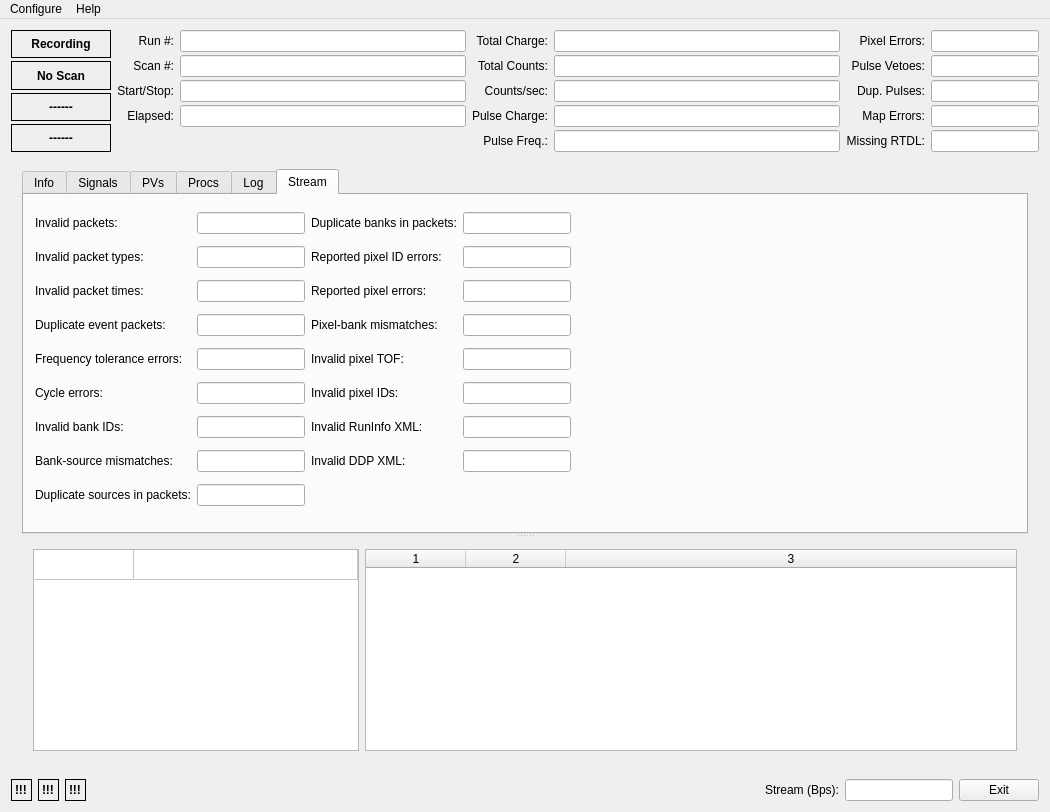
Qt form dasmon/client/MainWindow.ui (ADARA-Neutrons/adara) before a commit.
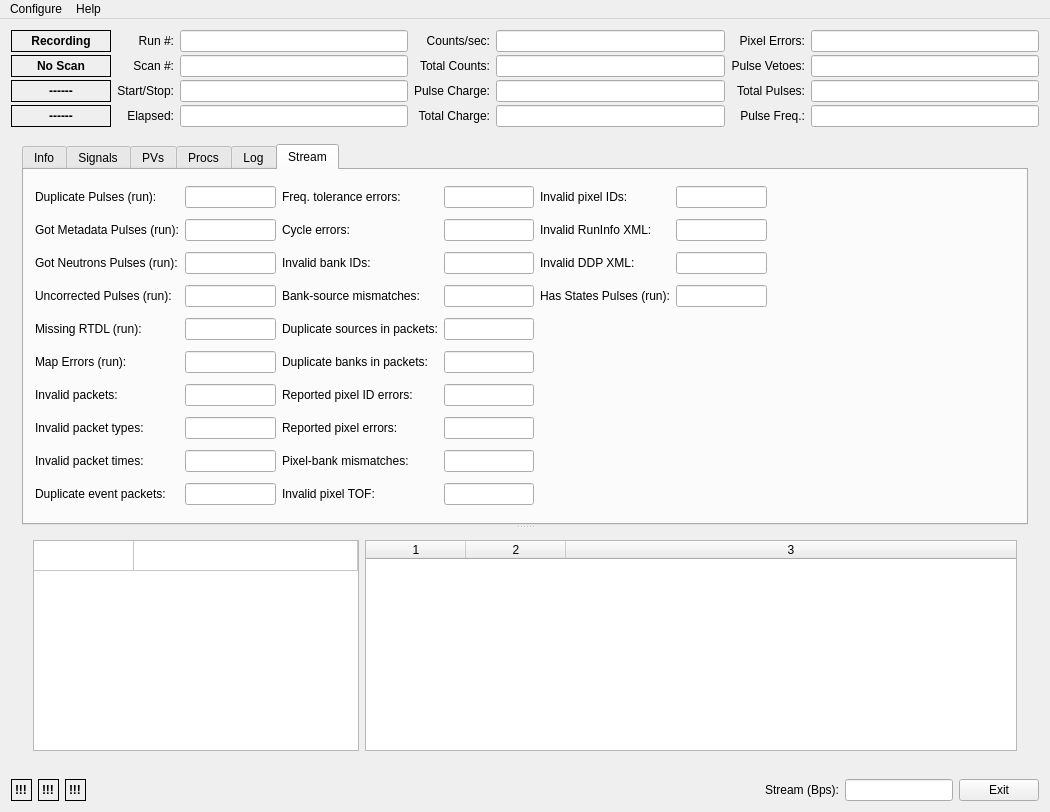
The same form after that commit.

The edit to the form file:
```diff
--- a/dasmon/client/MainWindow.ui
+++ b/dasmon/client/MainWindow.ui
@@ -144,35 +144,55 @@
         <property name="verticalSpacing">
          <number>3</number>
         </property>
-        <item row="0" column="0">
-         <widget class="QLabel" name="label_2">
+        <item row="4" column="5">
+         <widget class="QLabel" name="label_50">
           <property name="text">
-           <string>Run #:</string>
+           <string>Total Pulses:</string>
           </property>
           <property name="alignment">
            <set>Qt::AlignRight|Qt::AlignTrailing|Qt::AlignVCenter</set>
           </property>
          </widget>
         </item>
-        <item row="0" column="2">
-         <widget class="QLineEdit" name="runNumLabel">
+        <item row="4" column="4">
+         <widget class="QLineEdit" name="pchargeLabel">
           <property name="readOnly">
            <bool>true</bool>
           </property>
          </widget>
         </item>
-        <item row="0" column="5">
-         <widget class="QLabel" name="label_10">
+        <item row="2" column="3">
+         <widget class="QLabel" name="label_30">
           <property name="text">
-           <string>Pixel Errors:</string>
+           <string>Total Counts:</string>
           </property>
           <property name="alignment">
            <set>Qt::AlignRight|Qt::AlignTrailing|Qt::AlignVCenter</set>
           </property>
          </widget>
         </item>
-        <item row="0" column="6">
-         <widget class="QLineEdit" name="pixErrorLabel">
+        <item row="4" column="3">
+         <widget class="QLabel" name="label_17">
+          <property name="text">
+           <string>Pulse Charge:</string>
+          </property>
+          <property name="alignment">
+           <set>Qt::AlignRight|Qt::AlignTrailing|Qt::AlignVCenter</set>
+          </property>
+         </widget>
+        </item>
+        <item row="5" column="3">
+         <widget class="QLabel" name="label_9">
+          <property name="text">
+           <string>Total Charge:</string>
+          </property>
+          <property name="alignment">
+           <set>Qt::AlignRight|Qt::AlignTrailing|Qt::AlignVCenter</set>
+          </property>
+         </widget>
+        </item>
+        <item row="2" column="6">
+         <widget class="QLineEdit" name="pulseVetoLabel">
           <property name="sizePolicy">
            <sizepolicy hsizetype="Minimum" vsizetype="Fixed">
             <horstretch>0</horstretch>
@@ -184,7 +204,14 @@
           </property>
          </widget>
         </item>
-        <item row="1" column="5">
+        <item row="0" column="4">
+         <widget class="QLineEdit" name="countRateLabel">
+          <property name="readOnly">
+           <bool>true</bool>
+          </property>
+         </widget>
+        </item>
+        <item row="2" column="5">
          <widget class="QLabel" name="label_13">
           <property name="text">
            <string>Pulse Vetoes:</string>
@@ -194,139 +221,13 @@
           </property>
          </widget>
         </item>
-        <item row="3" column="5">
-         <widget class="QLabel" name="label_14">
-          <property name="text">
-           <string>Dup. Pulses:</string>
-          </property>
-          <property name="alignment">
-           <set>Qt::AlignRight|Qt::AlignTrailing|Qt::AlignVCenter</set>
-          </property>
-         </widget>
-        </item>
-        <item row="1" column="6">
-         <widget class="QLineEdit" name="pulseVetoLabel">
-          <property name="sizePolicy">
-           <sizepolicy hsizetype="Minimum" vsizetype="Fixed">
-            <horstretch>0</horstretch>
-            <verstretch>0</verstretch>
-           </sizepolicy>
-          </property>
-          <property name="readOnly">
-           <bool>true</bool>
-          </property>
-         </widget>
-        </item>
-        <item row="3" column="6">
-         <widget class="QLineEdit" name="dupPulseLabel">
-          <property name="sizePolicy">
-           <sizepolicy hsizetype="Minimum" vsizetype="Fixed">
-            <horstretch>0</horstretch>
-            <verstretch>0</verstretch>
-           </sizepolicy>
-          </property>
-          <property name="readOnly">
-           <bool>true</bool>
-          </property>
-         </widget>
-        </item>
-        <item row="5" column="5">
-         <widget class="QLabel" name="label_15">
-          <property name="text">
-           <string>Map Errors:</string>
-          </property>
-          <property name="alignment">
-           <set>Qt::AlignRight|Qt::AlignTrailing|Qt::AlignVCenter</set>
-          </property>
-         </widget>
-        </item>
-        <item row="5" column="6">
-         <widget class="QLineEdit" name="mapErrorLabel">
-          <property name="sizePolicy">
-           <sizepolicy hsizetype="Minimum" vsizetype="Fixed">
-            <horstretch>0</horstretch>
-            <verstretch>0</verstretch>
-           </sizepolicy>
-          </property>
-          <property name="readOnly">
-           <bool>true</bool>
-          </property>
-         </widget>
-        </item>
-        <item row="6" column="5">
-         <widget class="QLabel" name="label_16">
-          <property name="text">
-           <string>Missing RTDL:</string>
-          </property>
-          <property name="alignment">
-           <set>Qt::AlignRight|Qt::AlignTrailing|Qt::AlignVCenter</set>
-          </property>
-         </widget>
-        </item>
-        <item row="6" column="6">
-         <widget class="QLineEdit" name="missRTDLLabel">
-          <property name="sizePolicy">
-           <sizepolicy hsizetype="Minimum" vsizetype="Fixed">
-            <horstretch>0</horstretch>
-            <verstretch>0</verstretch>
-           </sizepolicy>
-          </property>
-          <property name="readOnly">
-           <bool>true</bool>
-          </property>
-         </widget>
-        </item>
-        <item row="6" column="3">
-         <widget class="QLabel" name="label_21">
-          <property name="text">
-           <string>Pulse Freq.:</string>
-          </property>
-          <property name="alignment">
-           <set>Qt::AlignRight|Qt::AlignTrailing|Qt::AlignVCenter</set>
-          </property>
-         </widget>
-        </item>
-        <item row="6" column="4">
-         <widget class="QLineEdit" name="pfreqLabel">
-          <property name="readOnly">
-           <bool>true</bool>
-          </property>
-         </widget>
-        </item>
-        <item row="1" column="4">
+        <item row="2" column="4">
          <widget class="QLineEdit" name="totalCountsEdit">
           <property name="readOnly">
            <bool>true</bool>
           </property>
          </widget>
         </item>
-        <item row="0" column="4">
-         <widget class="QLineEdit" name="totalChargeEdit">
-          <property name="readOnly">
-           <bool>true</bool>
-          </property>
-         </widget>
-        </item>
-        <item row="0" column="3">
-         <widget class="QLabel" name="label_9">
-          <property name="text">
-           <string>Total Charge:</string>
-          </property>
-          <property name="alignment">
-           <set>Qt::AlignRight|Qt::AlignTrailing|Qt::AlignVCenter</set>
-          </property>
-         </widget>
-        </item>
-        <item row="1" column="3">
-         <widget class="QLabel" name="label_30">
-          <property name="text">
-           <string>Total Counts:</string>
-          </property>
-          <property name="alignment">
-           <set>Qt::AlignRight|Qt::AlignTrailing|Qt::AlignVCenter</set>
-          </property>
-         </widget>
-        </item>
         <item row="5" column="0">
          <widget class="QLabel" name="label_23">
           <property name="text">
@@ -337,7 +238,34 @@
           </property>
          </widget>
         </item>
-        <item row="3" column="0">
+        <item row="0" column="3">
+         <widget class="QLabel" name="label_19">
+          <property name="text">
+           <string>Counts/sec:</string>
+          </property>
+          <property name="alignment">
+           <set>Qt::AlignRight|Qt::AlignTrailing|Qt::AlignVCenter</set>
+          </property>
+         </widget>
+        </item>
+        <item row="0" column="0">
+         <widget class="QLabel" name="label_2">
+          <property name="text">
+           <string>Run #:</string>
+          </property>
+          <property name="alignment">
+           <set>Qt::AlignRight|Qt::AlignTrailing|Qt::AlignVCenter</set>
+          </property>
+         </widget>
+        </item>
+        <item row="0" column="2">
+         <widget class="QLineEdit" name="runNumLabel">
+          <property name="readOnly">
+           <bool>true</bool>
+          </property>
+         </widget>
+        </item>
+        <item row="4" column="0">
          <widget class="QLabel" name="label_29">
           <property name="text">
            <string>Start/Stop:</string>
@@ -347,21 +275,21 @@
           </property>
          </widget>
         </item>
-        <item row="5" column="2">
-         <widget class="QLineEdit" name="durationLabel">
-          <property name="readOnly">
-           <bool>true</bool>
-          </property>
-         </widget>
-        </item>
-        <item row="3" column="2">
+        <item row="4" column="2">
          <widget class="QLineEdit" name="startTimeEdit">
           <property name="readOnly">
            <bool>true</bool>
           </property>
          </widget>
         </item>
-        <item row="1" column="0">
+        <item row="2" column="2">
+         <widget class="QLineEdit" name="scanNumLabel">
+          <property name="readOnly">
+           <bool>true</bool>
+          </property>
+         </widget>
+        </item>
+        <item row="2" column="0">
          <widget class="QLabel" name="label_18">
           <property name="text">
            <string>Scan #:</string>
@@ -371,42 +299,68 @@
           </property>
          </widget>
         </item>
-        <item row="1" column="2">
-         <widget class="QLineEdit" name="scanNumLabel">
-          <property name="readOnly">
-           <bool>true</bool>
-          </property>
-         </widget>
-        </item>
-        <item row="5" column="3">
-         <widget class="QLabel" name="label_17">
-          <property name="text">
-           <string>Pulse Charge:</string>
-          </property>
-          <property name="alignment">
-           <set>Qt::AlignRight|Qt::AlignTrailing|Qt::AlignVCenter</set>
-          </property>
-         </widget>
-        </item>
-        <item row="3" column="3">
-         <widget class="QLabel" name="label_19">
-          <property name="text">
-           <string>Counts/sec:</string>
-          </property>
-          <property name="alignment">
-           <set>Qt::AlignRight|Qt::AlignTrailing|Qt::AlignVCenter</set>
-          </property>
-         </widget>
-        </item>
-        <item row="3" column="4">
-         <widget class="QLineEdit" name="countRateLabel">
-          <property name="readOnly">
-           <bool>true</bool>
-          </property>
-         </widget>
-        </item>
         <item row="5" column="4">
-         <widget class="QLineEdit" name="pchargeLabel">
+         <widget class="QLineEdit" name="totalChargeEdit">
+          <property name="readOnly">
+           <bool>true</bool>
+          </property>
+         </widget>
+        </item>
+        <item row="4" column="6">
+         <widget class="QLineEdit" name="totalPulsesEdit">
+          <property name="sizePolicy">
+           <sizepolicy hsizetype="Minimum" vsizetype="Fixed">
+            <horstretch>0</horstretch>
+            <verstretch>0</verstretch>
+           </sizepolicy>
+          </property>
+          <property name="readOnly">
+           <bool>true</bool>
+          </property>
+         </widget>
+        </item>
+        <item row="5" column="2">
+         <widget class="QLineEdit" name="durationLabel">
+          <property name="readOnly">
+           <bool>true</bool>
+          </property>
+         </widget>
+        </item>
+        <item row="5" column="5">
+         <widget class="QLabel" name="label_21">
+          <property name="text">
+           <string>Pulse Freq.:</string>
+          </property>
+          <property name="alignment">
+           <set>Qt::AlignRight|Qt::AlignTrailing|Qt::AlignVCenter</set>
+          </property>
+         </widget>
+        </item>
+        <item row="5" column="6">
+         <widget class="QLineEdit" name="pfreqLabel">
+          <property name="readOnly">
+           <bool>true</bool>
+          </property>
+         </widget>
+        </item>
+        <item row="0" column="5">
+         <widget class="QLabel" name="label_10">
+          <property name="text">
+           <string>Pixel Errors:</string>
+          </property>
+          <property name="alignment">
+           <set>Qt::AlignRight|Qt::AlignTrailing|Qt::AlignVCenter</set>
+          </property>
+         </widget>
+        </item>
+        <item row="0" column="6">
+         <widget class="QLineEdit" name="pixErrorLabel">
+          <property name="sizePolicy">
+           <sizepolicy hsizetype="Minimum" vsizetype="Fixed">
+            <horstretch>0</horstretch>
+            <verstretch>0</verstretch>
+           </sizepolicy>
+          </property>
           <property name="readOnly">
            <bool>true</bool>
           </property>
@@ -811,243 +765,368 @@
             <item>
              <layout class="QGridLayout" name="gridLayout_3">
               <item row="0" column="0">
+               <widget class="QLabel" name="label_14">
+                <property name="text">
+                 <string>Duplicate Pulses (run):</string>
+                </property>
+                <property name="alignment">
+                 <set>Qt::AlignLeading|Qt::AlignLeft|Qt::AlignVCenter</set>
+                </property>
+               </widget>
+              </item>
+              <item row="0" column="1">
+               <widget class="QLineEdit" name="dupPulseLabel">
+                <property name="sizePolicy">
+                 <sizepolicy hsizetype="Expanding" vsizetype="Fixed">
+                  <horstretch>0</horstretch>
+                  <verstretch>0</verstretch>
+                 </sizepolicy>
+                </property>
+                <property name="readOnly">
+                 <bool>true</bool>
+                </property>
+               </widget>
+              </item>
+              <item row="1" column="0">
+               <widget class="QLabel" name="label_49">
+                <property name="text">
+                 <string>Got Metadata Pulses (run):</string>
+                </property>
+               </widget>
+              </item>
+              <item row="1" column="1">
+               <widget class="QLineEdit" name="gotMetadataEdit">
+                <property name="readOnly">
+                 <bool>true</bool>
+                </property>
+               </widget>
+              </item>
+              <item row="2" column="0">
+               <widget class="QLabel" name="label_51">
+                <property name="text">
+                 <string>Got Neutrons Pulses (run):</string>
+                </property>
+               </widget>
+              </item>
+              <item row="2" column="1">
+               <widget class="QLineEdit" name="gotNeutronsEdit">
+                <property name="readOnly">
+                 <bool>true</bool>
+                </property>
+               </widget>
+              </item>
+              <item row="3" column="0">
+               <widget class="QLabel" name="label_48">
+                <property name="text">
+                 <string>Uncorrected Pulses (run):</string>
+                </property>
+               </widget>
+              </item>
+              <item row="3" column="1">
+               <widget class="QLineEdit" name="pulsePchgUncorLabel">
+                <property name="readOnly">
+                 <bool>true</bool>
+                </property>
+               </widget>
+              </item>
+              <item row="4" column="0">
+               <widget class="QLabel" name="label_16">
+                <property name="text">
+                 <string>Missing RTDL (run):</string>
+                </property>
+                <property name="alignment">
+                 <set>Qt::AlignLeading|Qt::AlignLeft|Qt::AlignVCenter</set>
+                </property>
+               </widget>
+              </item>
+              <item row="4" column="1">
+               <widget class="QLineEdit" name="missRTDLLabel">
+                <property name="sizePolicy">
+                 <sizepolicy hsizetype="Expanding" vsizetype="Fixed">
+                  <horstretch>0</horstretch>
+                  <verstretch>0</verstretch>
+                 </sizepolicy>
+                </property>
+                <property name="readOnly">
+                 <bool>true</bool>
+                </property>
+               </widget>
+              </item>
+              <item row="5" column="0">
+               <widget class="QLabel" name="label_15">
+                <property name="text">
+                 <string>Map Errors (run):</string>
+                </property>
+                <property name="alignment">
+                 <set>Qt::AlignLeading|Qt::AlignLeft|Qt::AlignVCenter</set>
+                </property>
+               </widget>
+              </item>
+              <item row="5" column="1">
+               <widget class="QLineEdit" name="mapErrorLabel">
+                <property name="sizePolicy">
+                 <sizepolicy hsizetype="Expanding" vsizetype="Fixed">
+                  <horstretch>0</horstretch>
+                  <verstretch>0</verstretch>
+                 </sizepolicy>
+                </property>
+                <property name="readOnly">
+                 <bool>true</bool>
+                </property>
+               </widget>
+              </item>
+              <item row="6" column="0">
                <widget class="QLabel" name="label_20">
                 <property name="text">
                  <string>Invalid packets:</string>
                 </property>
                </widget>
               </item>
-              <item row="0" column="1">
+              <item row="6" column="1">
                <widget class="QLineEdit" name="invPktEdit">
                 <property name="readOnly">
                  <bool>true</bool>
                 </property>
                </widget>
               </item>
-              <item row="1" column="0">
+              <item row="7" column="0">
                <widget class="QLabel" name="label_22">
                 <property name="text">
                  <string>Invalid packet types:</string>
                 </property>
                </widget>
               </item>
-              <item row="1" column="1">
+              <item row="7" column="1">
                <widget class="QLineEdit" name="invPktTypeEdit">
                 <property name="readOnly">
                  <bool>true</bool>
                 </property>
                </widget>
               </item>
-              <item row="2" column="0">
+              <item row="8" column="0">
                <widget class="QLabel" name="label_33">
                 <property name="text">
                  <string>Invalid packet times:</string>
                 </property>
                </widget>
               </item>
-              <item row="2" column="1">
+              <item row="8" column="1">
                <widget class="QLineEdit" name="invPktTimeEdit">
                 <property name="readOnly">
                  <bool>true</bool>
                 </property>
                </widget>
               </item>
-              <item row="3" column="0">
+              <item row="9" column="0">
                <widget class="QLabel" name="label_34">
                 <property name="text">
                  <string>Duplicate event packets:</string>
                 </property>
                </widget>
               </item>
-              <item row="3" column="1">
+              <item row="9" column="1">
                <widget class="QLineEdit" name="dupEventPktEdit">
                 <property name="readOnly">
                  <bool>true</bool>
                 </property>
                </widget>
               </item>
-              <item row="4" column="1">
+              <item row="0" column="2">
+               <widget class="QLabel" name="label_47">
+                <property name="text">
+                 <string>Freq. tolerance errors:</string>
+                </property>
+               </widget>
+              </item>
+              <item row="0" column="3">
                <widget class="QLineEdit" name="freqTolEdit">
                 <property name="readOnly">
                  <bool>true</bool>
                 </property>
                </widget>
               </item>
-              <item row="5" column="1">
+              <item row="1" column="2">
+               <widget class="QLabel" name="label_35">
+                <property name="text">
+                 <string>Cycle errors:</string>
+                </property>
+               </widget>
+              </item>
+              <item row="1" column="3">
                <widget class="QLineEdit" name="cycleErrEdit">
                 <property name="readOnly">
                  <bool>true</bool>
                 </property>
                </widget>
               </item>
-              <item row="6" column="1">
+              <item row="2" column="2">
+               <widget class="QLabel" name="label_36">
+                <property name="text">
+                 <string>Invalid bank IDs:</string>
+                </property>
+               </widget>
+              </item>
+              <item row="2" column="3">
                <widget class="QLineEdit" name="invBankEdit">
                 <property name="readOnly">
                  <bool>true</bool>
                 </property>
                </widget>
               </item>
-              <item row="7" column="1">
+              <item row="3" column="2">
+               <widget class="QLabel" name="label_37">
+                <property name="text">
+                 <string>Bank-source mismatches:</string>
+                </property>
+               </widget>
+              </item>
+              <item row="3" column="3">
                <widget class="QLineEdit" name="bankSrcMisEdit">
                 <property name="readOnly">
                  <bool>true</bool>
                 </property>
                </widget>
               </item>
-              <item row="8" column="1">
+              <item row="4" column="2">
+               <widget class="QLabel" name="label_38">
+                <property name="text">
+                 <string>Duplicate sources in packets:</string>
+                </property>
+               </widget>
+              </item>
+              <item row="4" column="3">
                <widget class="QLineEdit" name="dupSrcEdit">
                 <property name="readOnly">
                  <bool>true</bool>
                 </property>
                </widget>
               </item>
-              <item row="0" column="3">
+              <item row="5" column="2">
+               <widget class="QLabel" name="label_39">
+                <property name="text">
+                 <string>Duplicate banks in packets:</string>
+                </property>
+               </widget>
+              </item>
+              <item row="5" column="3">
                <widget class="QLineEdit" name="dupBankEdit">
                 <property name="readOnly">
                  <bool>true</bool>
                 </property>
                </widget>
               </item>
-              <item row="7" column="2">
-               <widget class="QLabel" name="label_46">
-                <property name="text">
-                 <string>Invalid DDP XML:</string>
-                </property>
-               </widget>
-              </item>
               <item row="6" column="2">
-               <widget class="QLabel" name="label_45">
-                <property name="text">
-                 <string>Invalid RunInfo XML:</string>
-                </property>
-               </widget>
-              </item>
-              <item row="5" column="2">
-               <widget class="QLabel" name="label_44">
-                <property name="text">
-                 <string>Invalid pixel IDs:</string>
-                </property>
-               </widget>
-              </item>
-              <item row="4" column="2">
-               <widget class="QLabel" name="label_43">
-                <property name="text">
-                 <string>Invalid pixel TOF:</string>
-                </property>
-               </widget>
-              </item>
-              <item row="3" column="2">
-               <widget class="QLabel" name="label_42">
-                <property name="text">
-                 <string>Pixel-bank mismatches:</string>
-                </property>
-               </widget>
-              </item>
-              <item row="2" column="2">
-               <widget class="QLabel" name="label_41">
-                <property name="text">
-                 <string>Reported pixel errors:</string>
-                </property>
-               </widget>
-              </item>
-              <item row="1" column="2">
                <widget class="QLabel" name="label_40">
                 <property name="text">
                  <string>Reported pixel ID errors:</string>
                 </property>
                </widget>
               </item>
-              <item row="0" column="2">
-               <widget class="QLabel" name="label_39">
-                <property name="text">
-                 <string>Duplicate banks in packets:</string>
-                </property>
-               </widget>
-              </item>
-              <item row="8" column="0">
-               <widget class="QLabel" name="label_38">
-                <property name="text">
-                 <string>Duplicate sources in packets:</string>
-                </property>
-               </widget>
-              </item>
-              <item row="7" column="0">
-               <widget class="QLabel" name="label_37">
-                <property name="text">
-                 <string>Bank-source mismatches:</string>
-                </property>
-               </widget>
-              </item>
-              <item row="6" column="0">
-               <widget class="QLabel" name="label_36">
-                <property name="text">
-                 <string>Invalid bank IDs:</string>
-                </property>
-               </widget>
-              </item>
-              <item row="5" column="0">
-               <widget class="QLabel" name="label_35">
-                <property name="text">
-                 <string>Cycle errors:</string>
-                </property>
-               </widget>
-              </item>
-              <item row="4" column="0">
-               <widget class="QLabel" name="label_47">
-                <property name="text">
-                 <string>Frequency tolerance errors:</string>
-                </property>
-               </widget>
-              </item>
-              <item row="1" column="3">
+              <item row="6" column="3">
                <widget class="QLineEdit" name="repPixMapEdit">
                 <property name="readOnly">
                  <bool>true</bool>
                 </property>
                </widget>
               </item>
-              <item row="2" column="3">
+              <item row="7" column="2">
+               <widget class="QLabel" name="label_41">
+                <property name="text">
+                 <string>Reported pixel errors:</string>
+                </property>
+               </widget>
+              </item>
+              <item row="7" column="3">
                <widget class="QLineEdit" name="repPixErrEdit">
                 <property name="readOnly">
                  <bool>true</bool>
                 </property>
                </widget>
               </item>
-              <item row="3" column="3">
+              <item row="8" column="2">
+               <widget class="QLabel" name="label_42">
+                <property name="text">
+                 <string>Pixel-bank mismatches:</string>
+                </property>
+               </widget>
+              </item>
+              <item row="8" column="3">
                <widget class="QLineEdit" name="pixBankMisEdit">
                 <property name="readOnly">
                  <bool>true</bool>
                 </property>
                </widget>
               </item>
-              <item row="4" column="3">
+              <item row="9" column="2">
+               <widget class="QLabel" name="label_43">
+                <property name="text">
+                 <string>Invalid pixel TOF:</string>
+                </property>
+               </widget>
+              </item>
+              <item row="9" column="3">
                <widget class="QLineEdit" name="invTofEdit">
                 <property name="readOnly">
                  <bool>true</bool>
                 </property>
                </widget>
               </item>
-              <item row="5" column="3">
+              <item row="0" column="4">
+               <widget class="QLabel" name="label_44">
+                <property name="text">
+                 <string>Invalid pixel IDs:</string>
+                </property>
+               </widget>
+              </item>
+              <item row="0" column="5">
                <widget class="QLineEdit" name="invPixEdit">
                 <property name="readOnly">
                  <bool>true</bool>
                 </property>
                </widget>
               </item>
-              <item row="6" column="3">
+              <item row="1" column="4">
+               <widget class="QLabel" name="label_45">
+                <property name="text">
+                 <string>Invalid RunInfo XML:</string>
+                </property>
+               </widget>
+              </item>
+              <item row="1" column="5">
                <widget class="QLineEdit" name="invRunXMLEdit">
                 <property name="readOnly">
                  <bool>true</bool>
                 </property>
                </widget>
               </item>
-              <item row="7" column="3">
+              <item row="2" column="4">
+               <widget class="QLabel" name="label_46">
+                <property name="text">
+                 <string>Invalid DDP XML:</string>
+                </property>
+               </widget>
+              </item>
+              <item row="2" column="5">
                <widget class="QLineEdit" name="invDDPXMLEdit">
                 <property name="readOnly">
                  <bool>true</bool>
                 </property>
                </widget>
               </item>
+              <item row="3" column="4">
+               <widget class="QLabel" name="label_52">
+                <property name="text">
+                 <string>Has States Pulses (run):</string>
+                </property>
+               </widget>
+              </item>
+              <item row="3" column="5">
+               <widget class="QLineEdit" name="hasStatesEdit">
+                <property name="readOnly">
+                 <bool>true</bool>
+                </property>
+               </widget>
+              </item>
              </layout>
             </item>
             <item>
```
Left out of the diff: 2 changed lines with no effect on the pictures.
